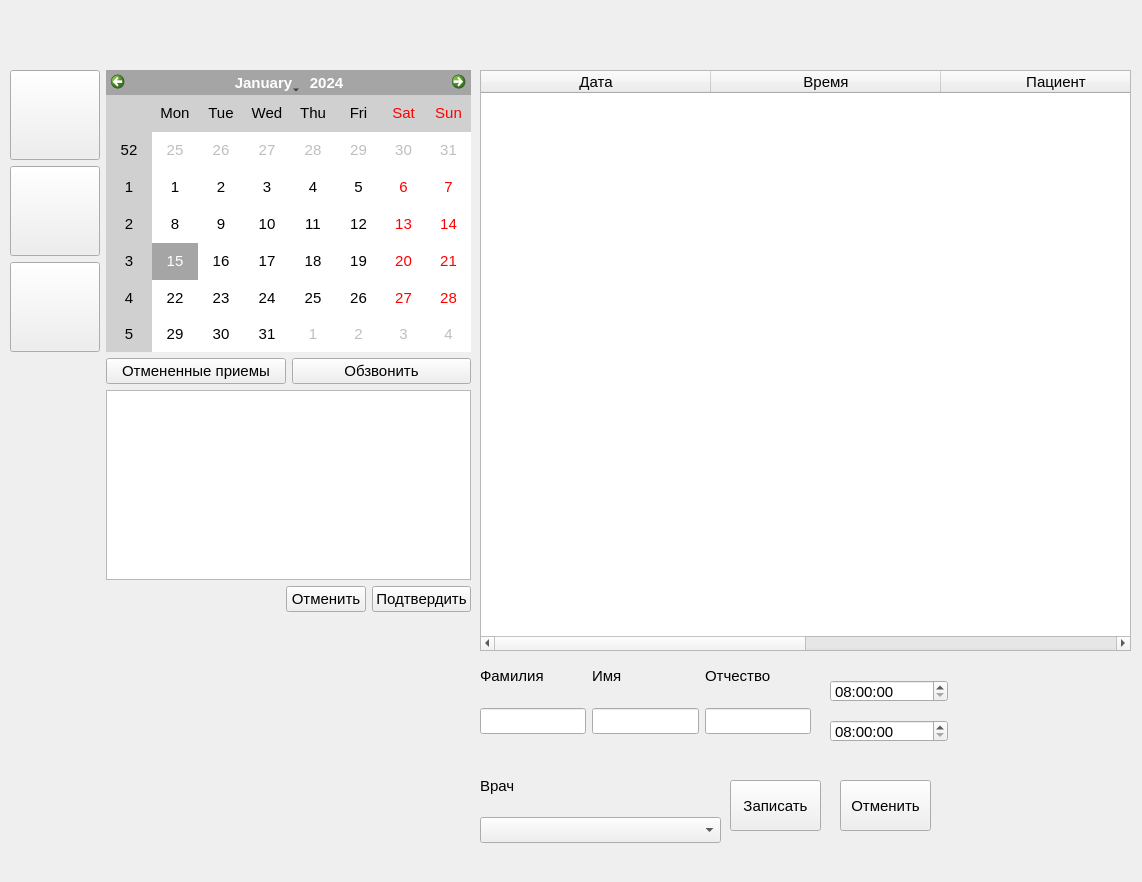
Before: the Qt Designer form ui/main.ui in flexyw1be/DentalProject, drawn with Qt 5.
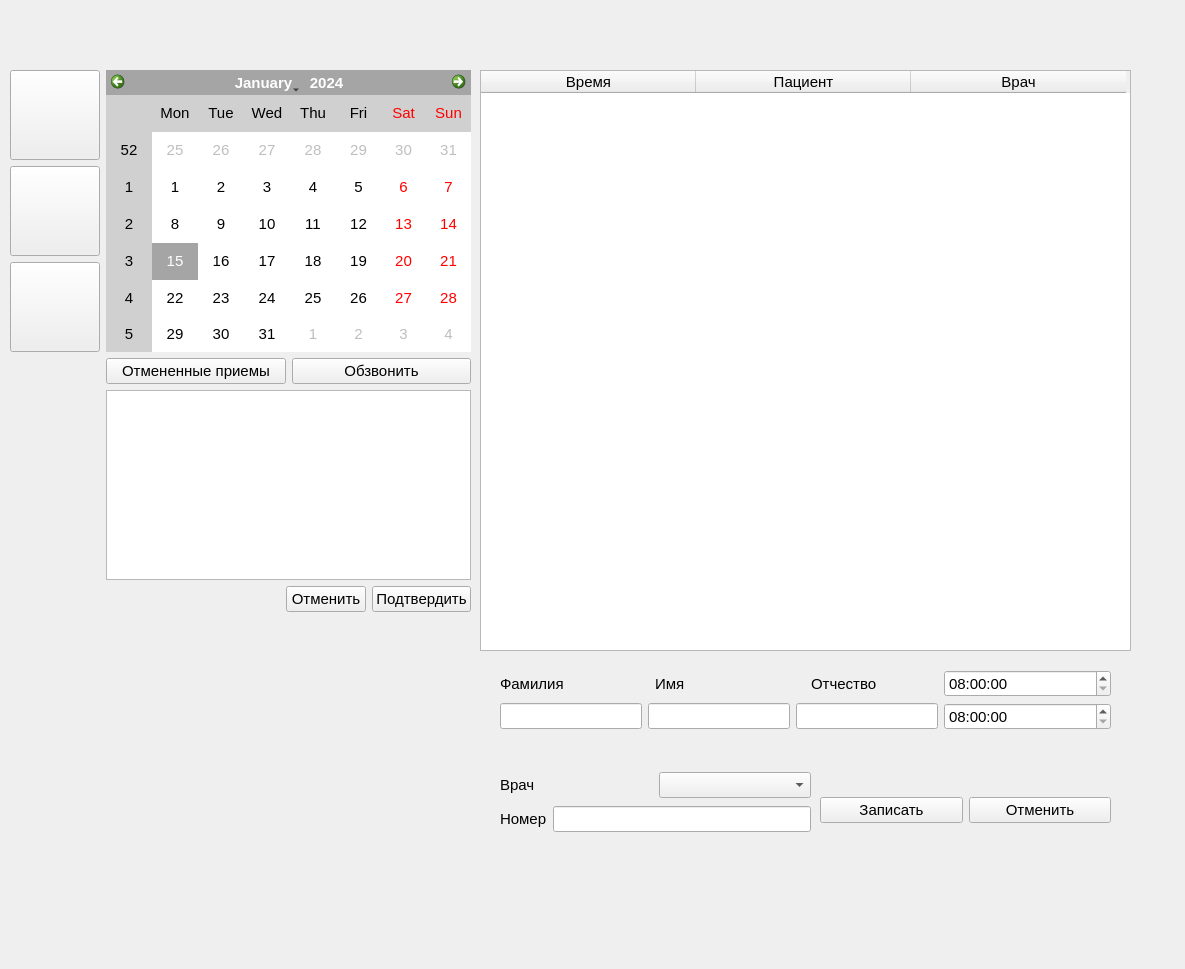
After: the same form once the commit is applied.

Diff of the .ui file:
```diff
--- a/ui/main.ui
+++ b/ui/main.ui
@@ -6,8 +6,8 @@
    <rect>
     <x>0</x>
     <y>0</y>
-    <width>1142</width>
-    <height>882</height>
+    <width>1185</width>
+    <height>969</height>
    </rect>
   </property>
   <property name="font">
@@ -63,16 +63,11 @@
         <number>0</number>
        </property>
        <property name="columnCount">
-        <number>4</number>
+        <number>3</number>
        </property>
        <attribute name="horizontalHeaderDefaultSectionSize">
-        <number>230</number>
+        <number>215</number>
        </attribute>
-       <column>
-        <property name="text">
-         <string>Дата</string>
-        </property>
-       </column>
        <column>
         <property name="text">
          <string>Время</string>
@@ -446,123 +441,17 @@
      </item>
     </layout>
    </widget>
-   <widget class="QPushButton" name="add_note_push_button">
+   <widget class="QWidget" name="formLayoutWidget">
     <property name="geometry">
      <rect>
-      <x>730</x>
-      <y>780</y>
-      <width>91</width>
-      <height>51</height>
+      <x>500</x>
+      <y>670</y>
+      <width>611</width>
+      <height>91</height>
      </rect>
     </property>
-    <property name="font">
-     <font>
-      <family>Segoe UI</family>
-      <pointsize>11</pointsize>
-     </font>
-    </property>
-    <property name="text">
-     <string>Записать</string>
-    </property>
-   </widget>
-   <widget class="QWidget" name="horizontalLayoutWidget">
-    <property name="geometry">
-     <rect>
-      <x>480</x>
-      <y>760</y>
-      <width>241</width>
-      <height>51</height>
-     </rect>
-    </property>
-    <layout class="QHBoxLayout" name="horizontalLayout_5">
-     <item>
-      <widget class="QLabel" name="label_4">
-       <property name="font">
-        <font>
-         <family>Segoe UI</family>
-         <pointsize>11</pointsize>
-        </font>
-       </property>
-       <property name="text">
-        <string>Врач</string>
-       </property>
-      </widget>
-     </item>
-    </layout>
-   </widget>
-   <widget class="QWidget" name="horizontalLayoutWidget_2">
-    <property name="geometry">
-     <rect>
-      <x>480</x>
-      <y>810</y>
-      <width>241</width>
-      <height>41</height>
-     </rect>
-    </property>
-    <layout class="QHBoxLayout" name="horizontalLayout_6">
-     <item>
-      <widget class="QComboBox" name="doctor_combo_box">
-       <property name="font">
-        <font>
-         <family>Segoe UI</family>
-         <pointsize>11</pointsize>
-        </font>
-       </property>
-      </widget>
-     </item>
-    </layout>
-   </widget>
-   <widget class="QWidget" name="horizontalLayoutWidget_3">
-    <property name="geometry">
-     <rect>
-      <x>480</x>
-      <y>701</y>
-      <width>331</width>
-      <height>41</height>
-     </rect>
-    </property>
-    <layout class="QHBoxLayout" name="horizontalLayout_7">
-     <item>
-      <widget class="QLineEdit" name="first_name_line_edit">
-       <property name="font">
-        <font>
-         <family>Segoe UI</family>
-         <pointsize>11</pointsize>
-        </font>
-       </property>
-      </widget>
-     </item>
-     <item>
-      <widget class="QLineEdit" name="last_name_line_edit">
-       <property name="font">
-        <font>
-         <family>Segoe UI</family>
-         <pointsize>11</pointsize>
-        </font>
-       </property>
-      </widget>
-     </item>
-     <item>
-      <widget class="QLineEdit" name="middle_name_line_edit">
-       <property name="font">
-        <font>
-         <family>Segoe UI</family>
-         <pointsize>11</pointsize>
-        </font>
-       </property>
-      </widget>
-     </item>
-    </layout>
-   </widget>
-   <widget class="QWidget" name="horizontalLayoutWidget_4">
-    <property name="geometry">
-     <rect>
-      <x>480</x>
-      <y>650</y>
-      <width>331</width>
-      <height>51</height>
-     </rect>
-    </property>
+    <layout class="QFormLayout" name="formLayout">
+     <item row="0" column="0">
     <layout class="QHBoxLayout" name="horizontalLayout_8">
      <item>
       <widget class="QLabel" name="label_5">
@@ -577,6 +466,22 @@
        </property>
       </widget>
      </item>
+       <item>
+        <spacer name="horizontalSpacer_3">
+         <property name="orientation">
+          <enum>Qt::Horizontal</enum>
+         </property>
+         <property name="sizeType">
+          <enum>QSizePolicy::Fixed</enum>
+         </property>
+         <property name="sizeHint" stdset="0">
+          <size>
+           <width>85</width>
+           <height>20</height>
+          </size>
+         </property>
+        </spacer>
+       </item>
      <item>
       <widget class="QLabel" name="label_6">
        <property name="font">
@@ -590,6 +495,19 @@
        </property>
       </widget>
      </item>
+       <item>
+        <spacer name="horizontalSpacer">
+         <property name="orientation">
+          <enum>Qt::Horizontal</enum>
+         </property>
+         <property name="sizeHint" stdset="0">
+          <size>
+           <width>120</width>
+           <height>20</height>
+          </size>
+         </property>
+        </spacer>
+       </item>
      <item>
       <widget class="QLabel" name="label_7">
        <property name="font">
@@ -604,16 +522,9 @@
       </widget>
      </item>
     </layout>
-   </widget>
+     </item>
+     <item row="0" column="1">
    <widget class="QTimeEdit" name="start_time_edit">
-    <property name="geometry">
-     <rect>
-      <x>830</x>
-      <y>680</y>
-      <width>118</width>
-      <height>22</height>
-     </rect>
-    </property>
     <property name="font">
      <font>
       <family>Segoe UI</family>
@@ -635,15 +546,43 @@
      </time>
     </property>
    </widget>
+     </item>
+     <item row="1" column="0">
+      <layout class="QHBoxLayout" name="horizontalLayout_7">
+       <item>
+        <widget class="QLineEdit" name="last_name_line_edit">
+         <property name="font">
+          <font>
+           <family>Segoe UI</family>
+           <pointsize>11</pointsize>
+          </font>
+         </property>
+        </widget>
+       </item>
+       <item>
+        <widget class="QLineEdit" name="first_name_line_edit">
+         <property name="font">
+          <font>
+           <family>Segoe UI</family>
+           <pointsize>11</pointsize>
+          </font>
+         </property>
+        </widget>
+       </item>
+       <item>
+        <widget class="QLineEdit" name="middle_name_line_edit">
+         <property name="font">
+          <font>
+           <family>Segoe UI</family>
+           <pointsize>11</pointsize>
+          </font>
+         </property>
+        </widget>
+       </item>
+      </layout>
+     </item>
+     <item row="1" column="1">
    <widget class="QTimeEdit" name="finish_time_edit">
-    <property name="geometry">
-     <rect>
-      <x>830</x>
-      <y>720</y>
-      <width>118</width>
-      <height>22</height>
-     </rect>
-    </property>
     <property name="font">
      <font>
       <family>Segoe UI</family>
@@ -665,15 +604,67 @@
      </time>
     </property>
    </widget>
+     </item>
+     <item row="4" column="0">
+      <layout class="QHBoxLayout" name="horizontalLayout_6"/>
+     </item>
+     <item row="5" column="0">
+      <layout class="QHBoxLayout" name="horizontalLayout_5"/>
+     </item>
+    </layout>
+   </widget>
+   <widget class="QWidget" name="horizontalLayoutWidget_7">
+    <property name="geometry">
+     <rect>
+      <x>820</x>
+      <y>770</y>
+      <width>291</width>
+      <height>80</height>
+     </rect>
+    </property>
+    <layout class="QHBoxLayout" name="horizontalLayout_10">
+     <item>
+      <widget class="QPushButton" name="add_note_push_button">
+       <property name="font">
+        <font>
+         <family>Segoe UI</family>
+         <pointsize>11</pointsize>
+        </font>
+       </property>
+       <property name="text">
+        <string>Записать</string>
+       </property>
+      </widget>
+     </item>
+     <item>
    <widget class="QPushButton" name="cancel_push_button">
+       <property name="font">
+        <font>
+         <family>Segoe UI</family>
+         <pointsize>11</pointsize>
+        </font>
+       </property>
+       <property name="text">
+        <string>Отменить</string>
+       </property>
+      </widget>
+     </item>
+    </layout>
+   </widget>
+   <widget class="QWidget" name="verticalLayoutWidget">
     <property name="geometry">
      <rect>
-      <x>840</x>
-      <y>780</y>
-      <width>91</width>
-      <height>51</height>
+      <x>500</x>
+      <y>770</y>
+      <width>311</width>
+      <height>64</height>
      </rect>
     </property>
+    <layout class="QVBoxLayout" name="verticalLayout">
+     <item>
+      <layout class="QHBoxLayout" name="horizontalLayout">
+       <item>
+        <widget class="QLabel" name="label_4">
     <property name="font">
      <font>
       <family>Segoe UI</family>
@@ -681,8 +672,50 @@
      </font>
     </property>
     <property name="text">
-     <string>Отменить</string>
-    </property>
+          <string>Врач</string>
+         </property>
+        </widget>
+       </item>
+       <item>
+        <widget class="QComboBox" name="doctor_combo_box">
+         <property name="font">
+          <font>
+           <family>Segoe UI</family>
+           <pointsize>11</pointsize>
+          </font>
+         </property>
+        </widget>
+       </item>
+      </layout>
+     </item>
+     <item>
+      <layout class="QHBoxLayout" name="horizontalLayout_2">
+       <item>
+        <widget class="QLabel" name="label_8">
+         <property name="font">
+          <font>
+           <family>Segoe UI</family>
+           <pointsize>11</pointsize>
+          </font>
+         </property>
+         <property name="text">
+          <string>Номер</string>
+         </property>
+        </widget>
+       </item>
+       <item>
+        <widget class="QLineEdit" name="number_line_edit">
+         <property name="font">
+          <font>
+           <family>Segoe UI</family>
+           <pointsize>11</pointsize>
+          </font>
+         </property>
+        </widget>
+       </item>
+      </layout>
+     </item>
+    </layout>
    </widget>
   </widget>
  </widget>
```
Lines whose indentation alone changed are shown as unchanged.
